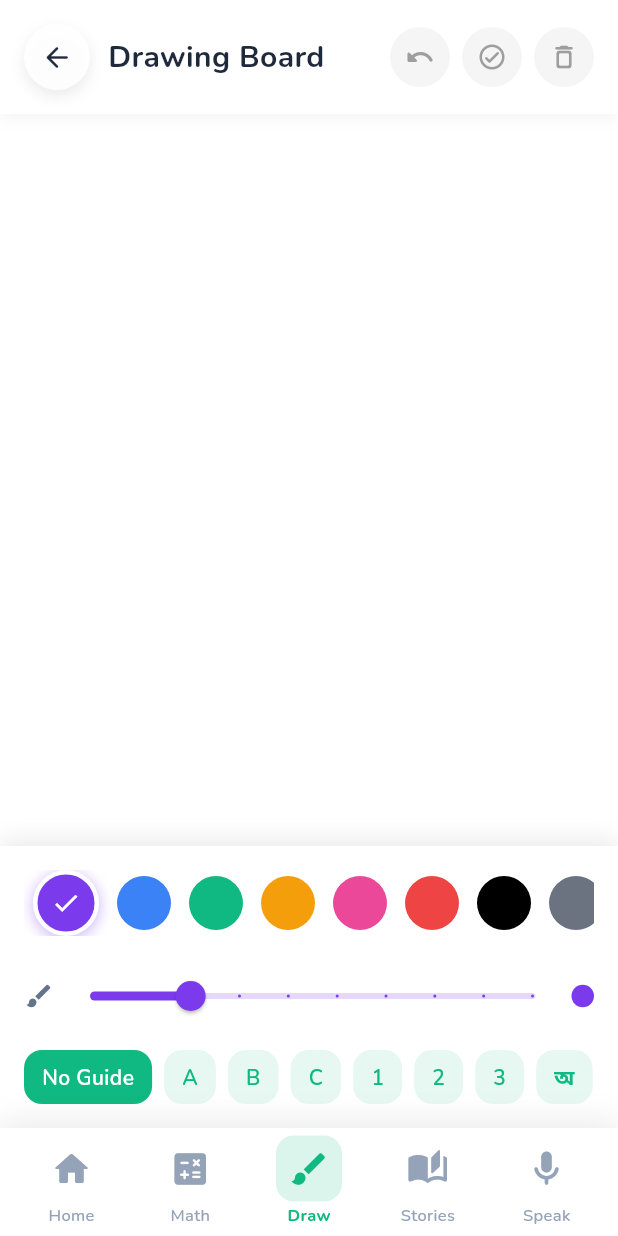
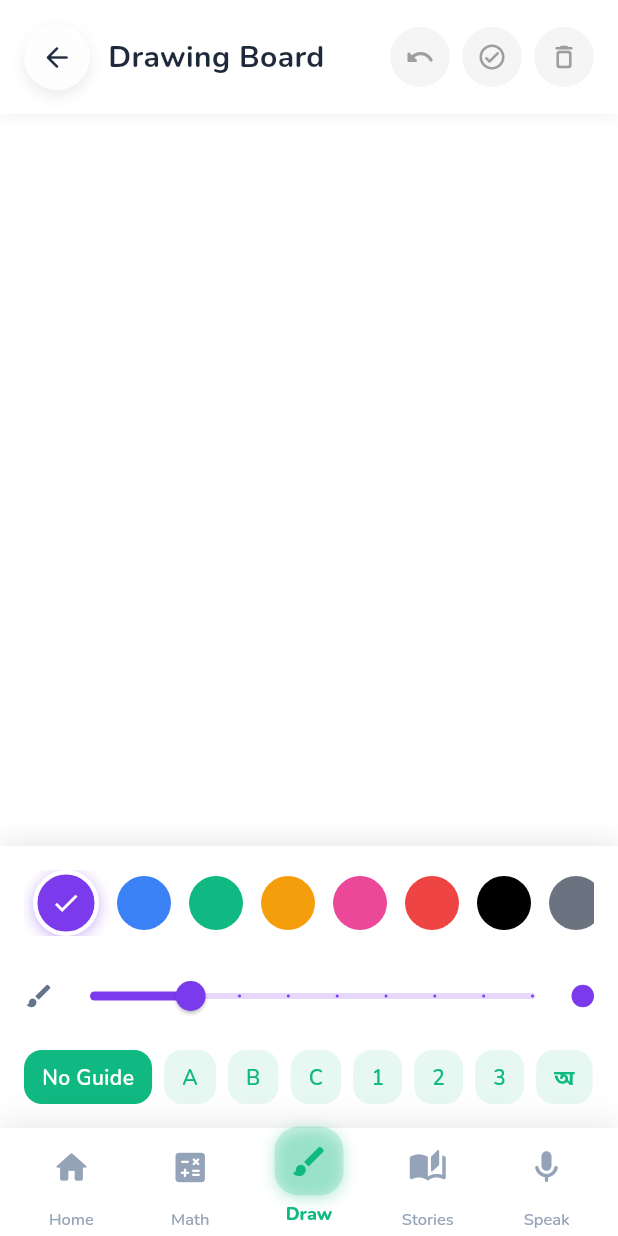
Before and after one commit to Subroz/kidlearnapp, a Flutter app: the screen it shows after launch, item 3 of the bottom bar chosen, on a phone screen of 412 x 824 dp. Run offline on Flutter 3.47's test engine with Material 3 defaults, Android fonts, the phone set to English and light mode, and no system bars; our stand-ins replace flutter_riverpod, flutter_tts, go_router, google_fonts, google_generative_ai, hive_flutter and 2 more; accounts and stored records are empty.

Commit message:
Add playful animations to the navigation bar for a more engaging user experience
Enhance the navigation bar component in `tab_shell.dart` by adding bouncing and scaling animations to selected items using `AnimationController` and `TickerProviderStateMixin`.

Replit-Commit-Author: Agent
Replit-Commit-Session-Id: 57a9be7f-7cf4-4d0e-a1c1-643159c62279
Replit-Commit-Checkpoint-Type: intermediate_checkpoint
Replit-Commit-Event-Id: bc56471a-ac36-4aa9-b206-fa8056ff614f
Replit-Commit-Screenshot-Url: https://storage.googleapis.com/screenshot-production-us-central1/fbe2efeb-5661-4f61-93ae-02c5cb3191e8/57a9be7f-7cf4-4d0e-a1c1-643159c62279/QsGAjj7
Replit-Helium-Checkpoint-Created: true

```diff
--- a/lib/features/tabs/tab_shell.dart
+++ b/lib/features/tabs/tab_shell.dart
@@ -131,20 +131,34 @@ class _NavItem extends StatefulWidget {
   State<_NavItem> createState() => _NavItemState();
 }
 
-class _NavItemState extends State<_NavItem> with SingleTickerProviderStateMixin {
+class _NavItemState extends State<_NavItem> with TickerProviderStateMixin {
   late AnimationController _controller;
+  late AnimationController _bounceController;
   late Animation<double> _scaleAnimation;
+  late Animation<double> _bounceAnimation;
 
   @override
   void initState() {
     super.initState();
     _controller = AnimationController(
-      duration: const Duration(milliseconds: 200),
+      duration: const Duration(milliseconds: 300),
       vsync: this,
     );
-    _scaleAnimation = Tween<double>(begin: 1.0, end: 1.15).animate(
+    _scaleAnimation = Tween<double>(begin: 1.0, end: 1.2).animate(
       CurvedAnimation(parent: _controller, curve: Curves.elasticOut),
     );
+
+    _bounceController = AnimationController(
+      duration: const Duration(milliseconds: 1200),
+      vsync: this,
+    );
+    _bounceAnimation = Tween<double>(begin: 0, end: -4).animate(
+      CurvedAnimation(parent: _bounceController, curve: Curves.easeInOut),
+    );
+
+    if (widget.isSelected) {
+      _bounceController.repeat(reverse: true);
+    }
   }
 
   @override
@@ -154,12 +168,17 @@ class _NavItemState extends State<_NavItem> with SingleTickerProviderStateMixin
       _controller.forward().then((_) {
         if (mounted) _controller.reverse();
       });
+      _bounceController.repeat(reverse: true);
+    } else if (!widget.isSelected && oldWidget.isSelected) {
+      _bounceController.stop();
+      _bounceController.reset();
     }
   }
 
   @override
   void dispose() {
     _controller.dispose();
+    _bounceController.dispose();
     super.dispose();
   }
 
@@ -169,9 +188,11 @@ class _NavItemState extends State<_NavItem> with SingleTickerProviderStateMixin
       onTap: widget.onTap,
       behavior: HitTestBehavior.opaque,
       child: AnimatedBuilder(
-        animation: _scaleAnimation,
+        animation: Listenable.merge([_scaleAnimation, _bounceAnimation]),
         builder: (context, child) {
-          return Transform.scale(
+          return Transform.translate(
+            offset: Offset(0, widget.isSelected ? _bounceAnimation.value : 0),
+            child: Transform.scale(
               scale: widget.isSelected ? _scaleAnimation.value : 1.0,
               child: SizedBox(
                 width: 64,
@@ -180,37 +201,50 @@ class _NavItemState extends State<_NavItem> with SingleTickerProviderStateMixin
                   children: [
                     AnimatedContainer(
                       duration: const Duration(milliseconds: 200),
-                    padding: const EdgeInsets.all(8),
+                      padding: const EdgeInsets.all(10),
                       decoration: BoxDecoration(
                         color: widget.isSelected
-                          ? widget.color.withValues(alpha: 0.15)
+                            ? widget.color.withValues(alpha: 0.18)
                             : Colors.transparent,
-                      borderRadius: BorderRadius.circular(12),
+                        borderRadius: BorderRadius.circular(16),
+                        boxShadow: widget.isSelected
+                            ? [
+                                BoxShadow(
+                                  color: widget.color.withValues(alpha: 0.3),
+                                  blurRadius: 8,
+                                  offset: const Offset(0, 2),
+                                ),
+                              ]
+                            : null,
                       ),
                       child: Icon(
                         widget.icon,
-                      size: 28,
+                        size: 26,
                         color: widget.isSelected
                             ? widget.color
                             : AppTheme.textTertiary,
                       ),
                     ),
-                  const SizedBox(height: 2),
-                  Text(
-                    widget.label,
+                    const SizedBox(height: 4),
+                    AnimatedDefaultTextStyle(
+                      duration: const Duration(milliseconds: 200),
                       style: TextStyle(
                         fontFamily: 'Nunito',
-                      fontSize: 11,
+                        fontSize: widget.isSelected ? 12 : 11,
                         fontWeight:
-                          widget.isSelected ? FontWeight.w700 : FontWeight.w500,
+                            widget.isSelected ? FontWeight.w800 : FontWeight.w500,
                         color: widget.isSelected
                             ? widget.color
                             : AppTheme.textTertiary,
                       ),
+                      child: Text(
+                        widget.label,
                         maxLines: 1,
                         overflow: TextOverflow.ellipsis,
                       ),
+                    ),
                   ],
+                ),
               ),
             ),
           );
```
Also changed, not shown: pubspec.lock. Lines whose indentation alone changed are shown as unchanged.
